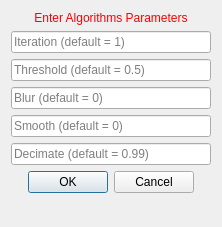
First picture: the form in Version2.0/Plugins/kcl.cemrgapp.wathca/src/internal/WallThicknessCalculationsViewUIMeshing.ui, repository OpenHeartDevelopers/CemrgApp, before the edit.
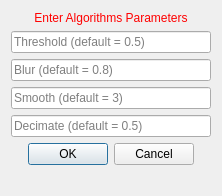
Second picture: the form after the edit.

```diff
--- a/Version2.0/Plugins/kcl.cemrgapp.wathca/src/internal/WallThicknessCalculationsViewUIMeshing.ui
+++ b/Version2.0/Plugins/kcl.cemrgapp.wathca/src/internal/WallThicknessCalculationsViewUIMeshing.ui
@@ -7,7 +7,7 @@
     <x>0</x>
     <y>0</y>
     <width>222</width>
-    <height>227</height>
+    <height>196</height>
    </rect>
   </property>
   <property name="sizePolicy">
@@ -19,13 +19,13 @@
   <property name="minimumSize">
    <size>
     <width>0</width>
-    <height>227</height>
+    <height>196</height>
    </size>
   </property>
   <property name="maximumSize">
    <size>
     <width>16777215</width>
-    <height>227</height>
+    <height>196</height>
    </size>
   </property>
   <property name="windowTitle">
@@ -47,42 +47,32 @@
    </item>
    <item>
     <widget class="QLineEdit" name="lineEdit_1">
-     <property name="text">
-      <string/>
-     </property>
-     <property name="placeholderText">
-      <string>Iteration (default = 1)</string>
-     </property>
-    </widget>
-   </item>
-   <item>
-    <widget class="QLineEdit" name="lineEdit_2">
      <property name="placeholderText">
       <string>Threshold (default = 0.5)</string>
      </property>
     </widget>
    </item>
+   <item>
+    <widget class="QLineEdit" name="lineEdit_2">
+     <property name="placeholderText">
+      <string>Blur (default = 0.8)</string>
+     </property>
+    </widget>
+   </item>
    <item>
     <widget class="QLineEdit" name="lineEdit_3">
+     <property name="text">
+      <string/>
+     </property>
      <property name="placeholderText">
-      <string>Blur (default = 0)</string>
+      <string>Smooth (default = 3)</string>
      </property>
     </widget>
    </item>
    <item>
     <widget class="QLineEdit" name="lineEdit_4">
-     <property name="text">
-      <string/>
-     </property>
      <property name="placeholderText">
-      <string>Smooth (default = 0)</string>
-     </property>
-    </widget>
-   </item>
-   <item>
-    <widget class="QLineEdit" name="lineEdit_5">
-     <property name="placeholderText">
-      <string>Decimate (default = 0.99)</string>
+      <string>Decimate (default = 0.5)</string>
      </property>
     </widget>
    </item>
```
